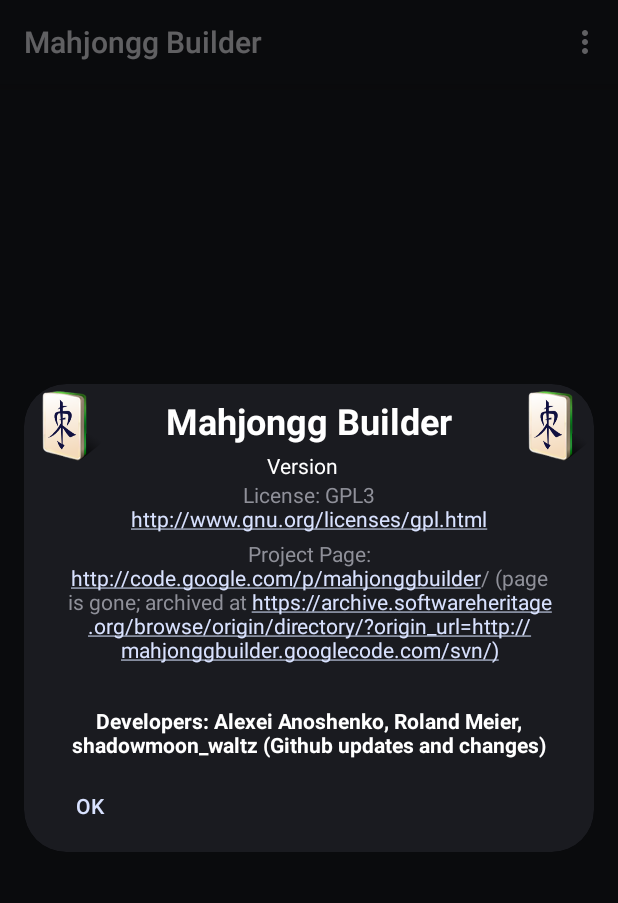
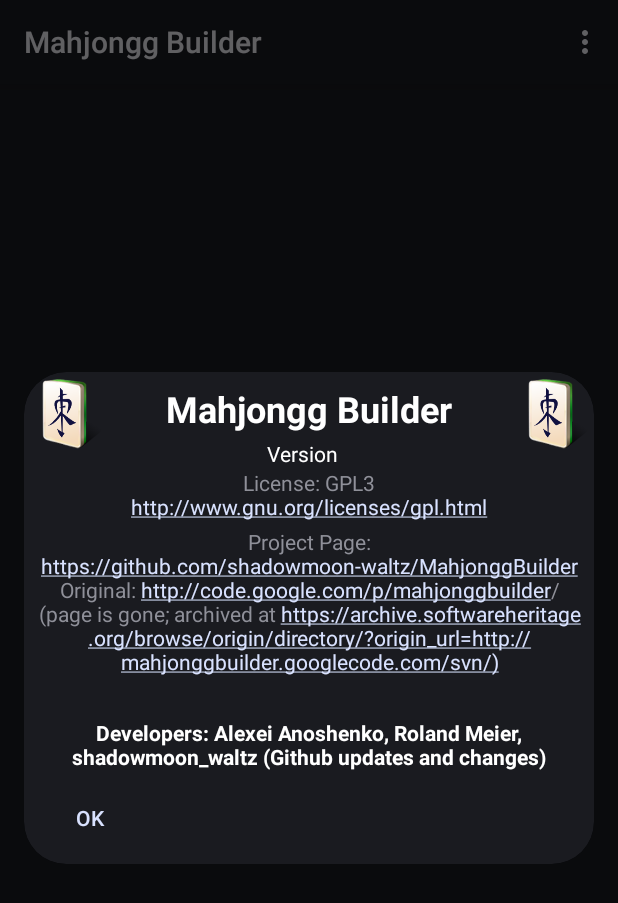
Before and after one commit to shadowmoon-waltz/MahjonggBuilder, an Android app: the screen it shows after launch (SelectActivity), in the options menu, after a tap on "About", on a phone screen of 412 x 824 dp. Shown: the top 903 px of the screen. Run offline under Robolectric (Android 15) with nearby library versions, the phone set to English and light mode, and no system bars; 1 statement that could not run was skipped.

Commit message:
Update about app info with new GitHub project page url

```diff
--- a/app/src/main/res/values/strings.xml
+++ b/app/src/main/res/values/strings.xml
@@ -7,7 +7,7 @@
 	<string name="version_text">Version</string>
 	<string name="license">License: GPL3\nhttp://www.gnu.org/licenses/gpl.html</string>
 	<string name="copyright">Developers: Alexei Anoshenko, Roland Meier, shadowmoon_waltz (Github updates and changes)</string>
-	<string name="home_page">Project Page:\nhttp://code.google.com/p/mahjonggbuilder/ (page is gone; archived at https://archive.softwareheritage.org/browse/origin/directory/?origin_url=http://mahjonggbuilder.googlecode.com/svn/)</string>
+	<string name="home_page">Project Page:\nhttps://github.com/shadowmoon-waltz/MahjonggBuilder\nOriginal: http://code.google.com/p/mahjonggbuilder/ (page is gone; archived at https://archive.softwareheritage.org/browse/origin/directory/?origin_url=http://mahjonggbuilder.googlecode.com/svn/)</string>
 
 	<string name="nameless">[nameless]</string>
 
```
